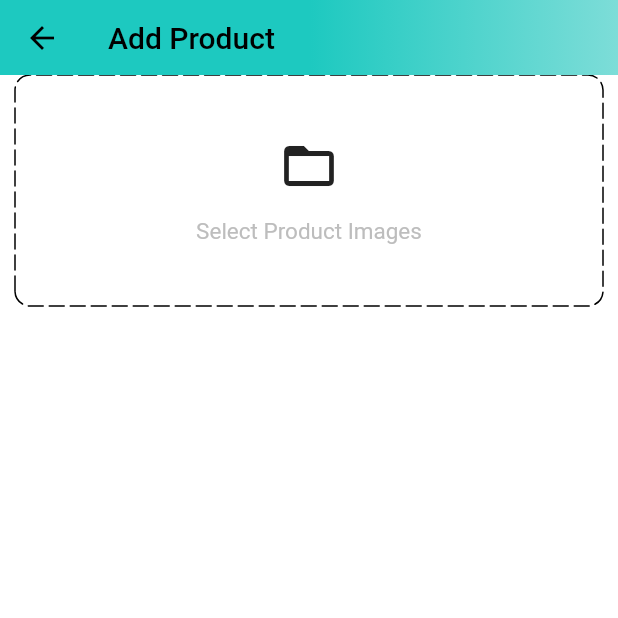
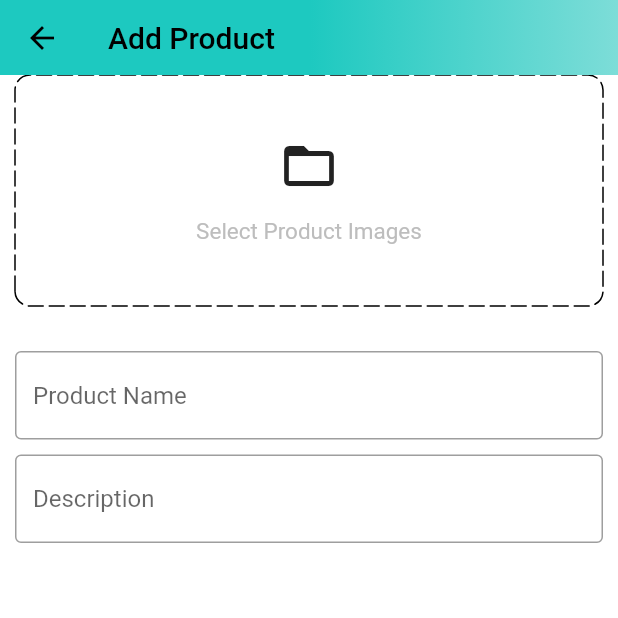
Before and after one commit to vanvans03-def/kmutnb_project, a Flutter app: the AddProductScreen screen opened by its route, on a phone screen of 412 x 824 dp, the top half of it. Run offline on Flutter 3.47's test engine with Material 2 defaults, Android fonts, the phone set to English and light mode, and no system bars; drawn by our look-alikes of dotted_border; our stand-ins replace badges, carousel_slider, shared_preferences; accounts and stored records are empty.

Commit message:
ui TextField

```diff
--- a/lib/features/admin/screens/add_products_screen.dart
+++ b/lib/features/admin/screens/add_products_screen.dart
@@ -1,5 +1,6 @@
 import 'package:dotted_border/dotted_border.dart';
 import 'package:flutter/material.dart';
+import 'package:kmutnb_project/common/widgets/custom_textfield.dart';
 
 import '../../../constants/global_variables.dart';
 
@@ -12,6 +13,20 @@ class AddProductScreen extends StatefulWidget {
 }
 
 class _AddProductScreenState extends State<AddProductScreen> {
+  final TextEditingController productNameController = TextEditingController();
+  final TextEditingController descriptionController = TextEditingController();
+  final TextEditingController priceController = TextEditingController();
+  final TextEditingController quantityController = TextEditingController();
+
+  @override
+  void dispose() {
+    super.dispose();
+    productNameController.dispose();
+    descriptionController.dispose();
+    priceController.dispose();
+    quantityController.dispose();
+  }
+
   @override
   Widget build(BuildContext context) {
     return Scaffold(
@@ -25,7 +40,7 @@ class _AddProductScreenState extends State<AddProductScreen> {
           ),
           title: const Text(
             'Add Product',
-            style: TextStyle(color: Colors.black), //4.52
+            style: TextStyle(color: Colors.black),
           ),
         ),
       ),
@@ -63,6 +78,17 @@ class _AddProductScreenState extends State<AddProductScreen> {
                   ),
                 ),
               ),
+              const SizedBox(height: 30),
+              CustomTextField(
+                controller: productNameController,
+                hintText: 'Product Name',
+              ),
+              const SizedBox(height: 10),
+              CustomTextField(
+                controller: descriptionController,
+                hintText: 'Description',
+              ),
+              const SizedBox(height: 10), //5.00
             ],
           ),
         )),
```
